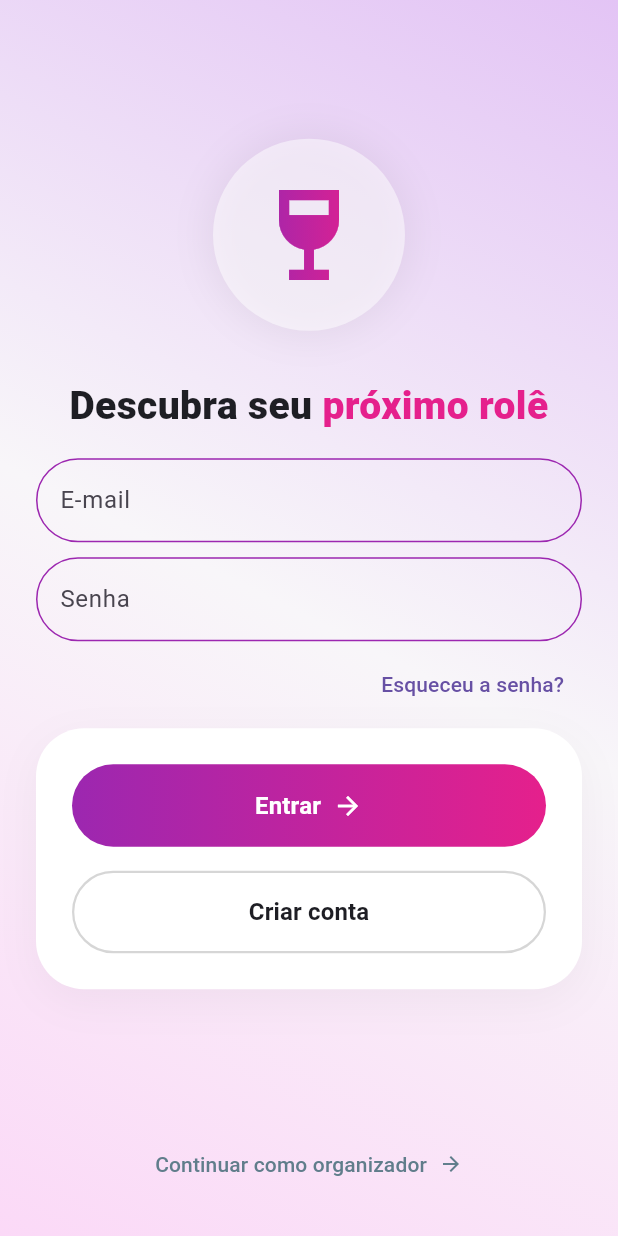
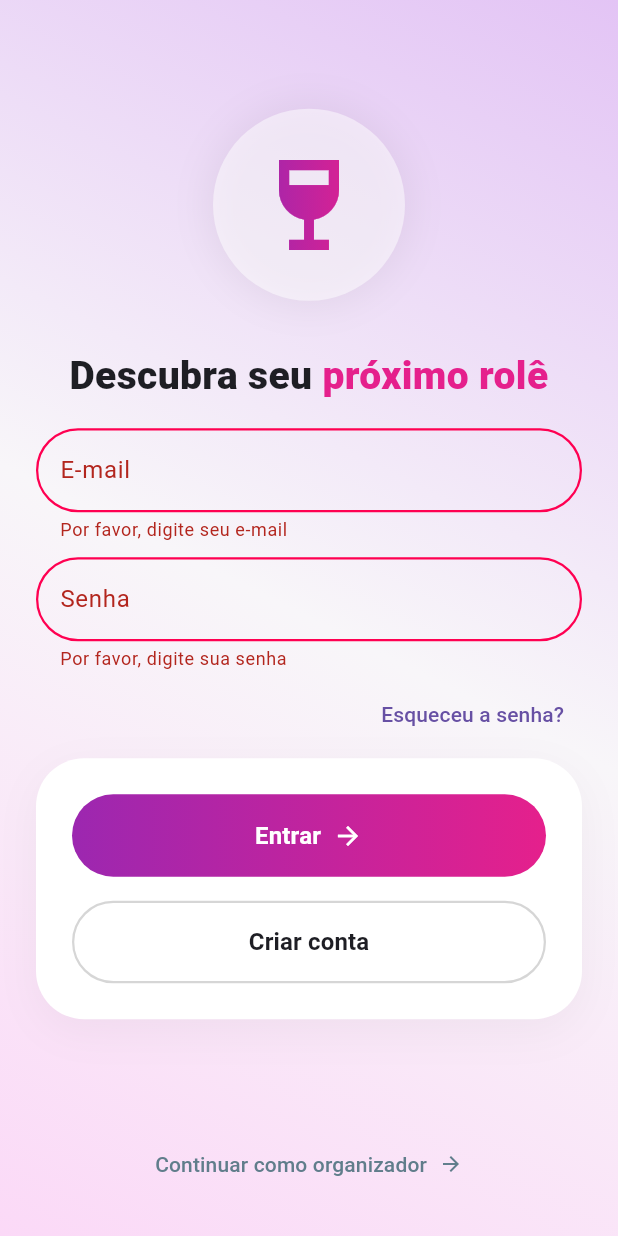
Before and after one commit to LeohCodes/Dion, a Flutter app: the screen it shows after launch, after a tap on "Entrar", on a phone screen of 412 x 824 dp. Run offline on Flutter 3.47's test engine with Material 3 defaults, Android fonts, the phone set to English and light mode, and no system bars; our stand-ins replace device_preview_plus.

Commit message:
foi Trocado o Textfild para Textformfild nos campos de e-mail e senha para que seja possível fazer as validações, garantindo que os campos foram preenchidos, tambem foi feito implementado a Validator para fazer essa checagem, com o gatilho no botão ENTRAR, a rota do navigator foi adicionada temporariamnete para fins de texte, levando o usuario para a Tela SOBRE_VIEW, caso todos os campos estejam preenchidos conformes as regras impostas no IF

```diff
--- a/lib/view/login_view.dart
+++ b/lib/view/login_view.dart
@@ -1,7 +1,28 @@
 import 'package:flutter/material.dart';
 
-class LoginView extends StatelessWidget {
+class LoginView extends StatefulWidget {
   const LoginView({Key? key}) : super(key: key);
+
+  @override
+  State<LoginView> createState() => _LoginViewState();
+}
+
+class _LoginViewState extends State<LoginView> {
+
+  // Controlar e Validar os campos de texto
+  final _formKey = GlobalKey<FormState>();
+
+  //Controlar os campos de texto
+  final _emailController = TextEditingController();
+  final _senhaController = TextEditingController();
+
+  @override
+  //Descarta os controladores quando o widget é removido da árvore de widgets
+  void dispose() {
+    _emailController.dispose();
+    _senhaController.dispose();
+    super.dispose();
+  }
 
   @override
   Widget build(BuildContext context) {
@@ -19,10 +40,13 @@ class LoginView extends StatelessWidget {
             ],
           ),
         ),
+
         child: SafeArea(
           child: Padding(
             padding: const EdgeInsets.symmetric(horizontal: 24.0),
-            child: Column(
+            child: Form(
+             key: _formKey,
+             child: Column(
               mainAxisAlignment: MainAxisAlignment.center,
               children: [
                 const Spacer(),
@@ -85,7 +109,9 @@ class LoginView extends StatelessWidget {
                 const SizedBox(height: 16),
 
                 // 4. Campos de preenchimento (TextFields)
-                TextField(
+                TextFormField(
+                  controller: _emailController,
+                  keyboardType: TextInputType.emailAddress,
                   decoration: InputDecoration(
                     labelText: 'E-mail',
                     enabledBorder: OutlineInputBorder(
@@ -100,13 +126,41 @@ class LoginView extends StatelessWidget {
                         color: Color.fromARGB(255, 213, 32, 230),
                         width: 2.0,
                         )
-                      )
+                      ),
+
+                      //Bordas de Erro para o campo de email
+                      errorBorder: OutlineInputBorder(
+                        borderRadius: BorderRadius.circular(30),
+                        borderSide: BorderSide(
+                          color: const Color.fromARGB(255, 255, 0, 81),
+                          width: 1.5,
+                        ),
+                      ),
+                       focusedErrorBorder: OutlineInputBorder(
+                        borderRadius: BorderRadius.circular(30),
+                        borderSide: BorderSide(
+                          color: const Color.fromARGB(255, 255, 0, 81),
+                          width: 2.0,
+                        ),
+                       ),
                   ),
+                  //Validator para o campo de email
+                  validator: (value) {
+                    if (value == null || value.trim().isEmpty) {
+                      return 'Por favor, digite seu e-mail';
+                    }
+                    //vadilar se o email é valido
+                    final bool emailValido = RegExp(r"^[a-zA-Z0-9.a-zA-Z0-9.!#$%&'*+-/=?^_`{|}~]+@[a-zA-Z0-9]+\.[a-zA-Z]+").hasMatch(value);
+                    if (!emailValido) {
+                      return 'Por favor, digite um e-mail válido';
+                    }
+                    return null;
+                  },
                 ),
 
                 SizedBox(height: 10),
                 //senha
-                TextField(
+                TextFormField(
                   obscureText: true,//Ocultar senha
                   decoration: InputDecoration(
                     labelText: 'Senha',
@@ -122,8 +176,30 @@ class LoginView extends StatelessWidget {
                         color: Color.fromARGB(255, 213, 32, 230),
                         width: 2.0,
                         )
-                      )
+                      ),
+                      //Bordas de Erro para o campo de senha
+                      errorBorder: OutlineInputBorder(
+                        borderRadius: BorderRadius.circular(30),
+                        borderSide: BorderSide(
+                          color: const Color.fromARGB(255, 255, 0, 81),
+                          width: 1.5,
+                        ),
+                      ),
+                       focusedErrorBorder: OutlineInputBorder(
+                        borderRadius: BorderRadius.circular(30),
+                        borderSide: BorderSide(
+                          color: const Color.fromARGB(255, 255, 0, 81),
+                          width: 2.0,
+                        ),
+                       ),
                   ),
+                  //Validator para s Senha
+                  validator:(value) {
+                    if (value == null || value.trim().isEmpty) {
+                      return 'Por favor, digite sua senha';
+                    }
+                    return null;
+                  },
                 ),
                 const SizedBox(height: 5),
 
@@ -157,7 +233,7 @@ class LoginView extends StatelessWidget {
                   child: Column(
                     children: [
 
-                      // Botão: Criar Conta (Com gradiente)
+                      // Botão: Entrar (Com gradiente)
                       Container(
                         width: double.infinity,
                         decoration: BoxDecoration(
@@ -167,7 +243,19 @@ class LoginView extends StatelessWidget {
                           borderRadius: BorderRadius.circular(30),
                         ),
                         child: ElevatedButton(
-                          onPressed: () {},
+                          onPressed: () {
+                            // Validar Campos de texto
+                            if (_formKey.currentState!.validate()) {
+                              String emailDigitado = _emailController.text;
+                              String senhaDigitada = _senhaController.text;
+                            Navigator.pushNamed(
+                             context,'recuperar_senha'
+                    );
+                              //
+                              //Chamar Login_controler Aqui
+                              //
+                            }
+                          },
                           style: ElevatedButton.styleFrom(
                             backgroundColor: Colors.transparent, // Permite ver o gradiente do Container
                             shadowColor: Colors.transparent,
@@ -196,7 +284,7 @@ class LoginView extends StatelessWidget {
 
                       const SizedBox(height: 16),
 
-                      // Botão: Entrar (Outlined)
+                      // Botão: Criar conta (Outlined)
                       SizedBox(
                         width: double.infinity,
                         child: OutlinedButton(
@@ -240,7 +328,8 @@ class LoginView extends StatelessWidget {
                   ),
                 ),
                 const SizedBox(height: 24),
-              ],
+               ],
+             ),
             ),
           ),
         ),
```
